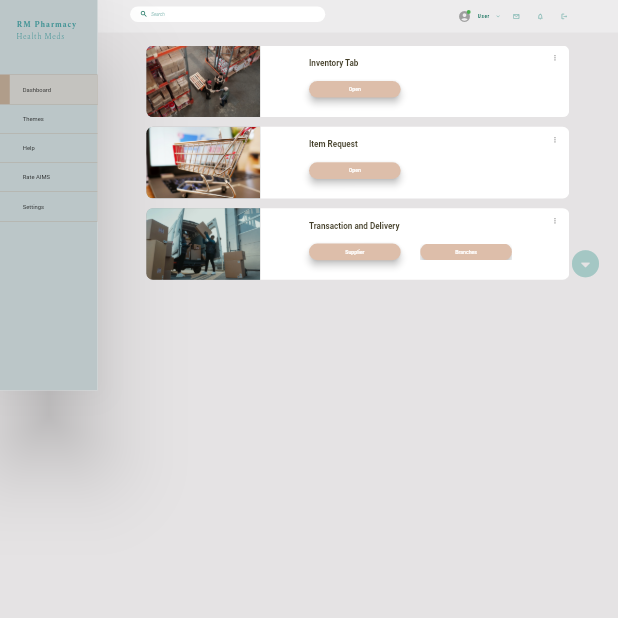
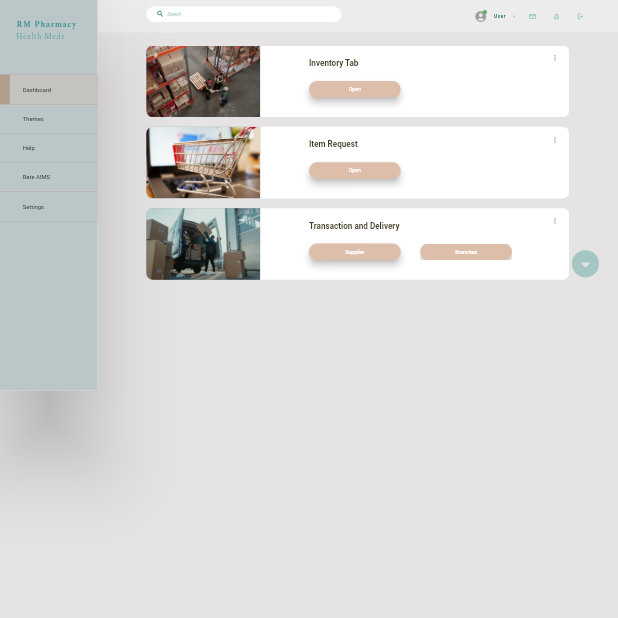
Before and after one commit to vjloable/rmpwebapp, a Flutter app: the Dashboard screen opened directly with empty values, on a phone screen of 412 x 824 dp, the top half of it. Run offline on Flutter 3.47's test engine with Material 2 defaults, Android fonts, the light colour scheme and no system bars; our stand-ins replace google_fonts, syncfusion_flutter_gauges; Roboto replaces fonts that are missing (Tenor Sans).

Commit message:
no message

```diff
--- a/lib/dashboard.dart
+++ b/lib/dashboard.dart
@@ -479,7 +479,7 @@ class _DashboardState extends State<Dashboard> {
                                 width: 1600,
                                 child: Row(
                                   children: [
-                                    const SizedBox(height: 1, width: 100),
+                                    const SizedBox(height: 1, width: 150),
                                     SizedBox(
                                       height: 60,
                                       width: 600,
```
